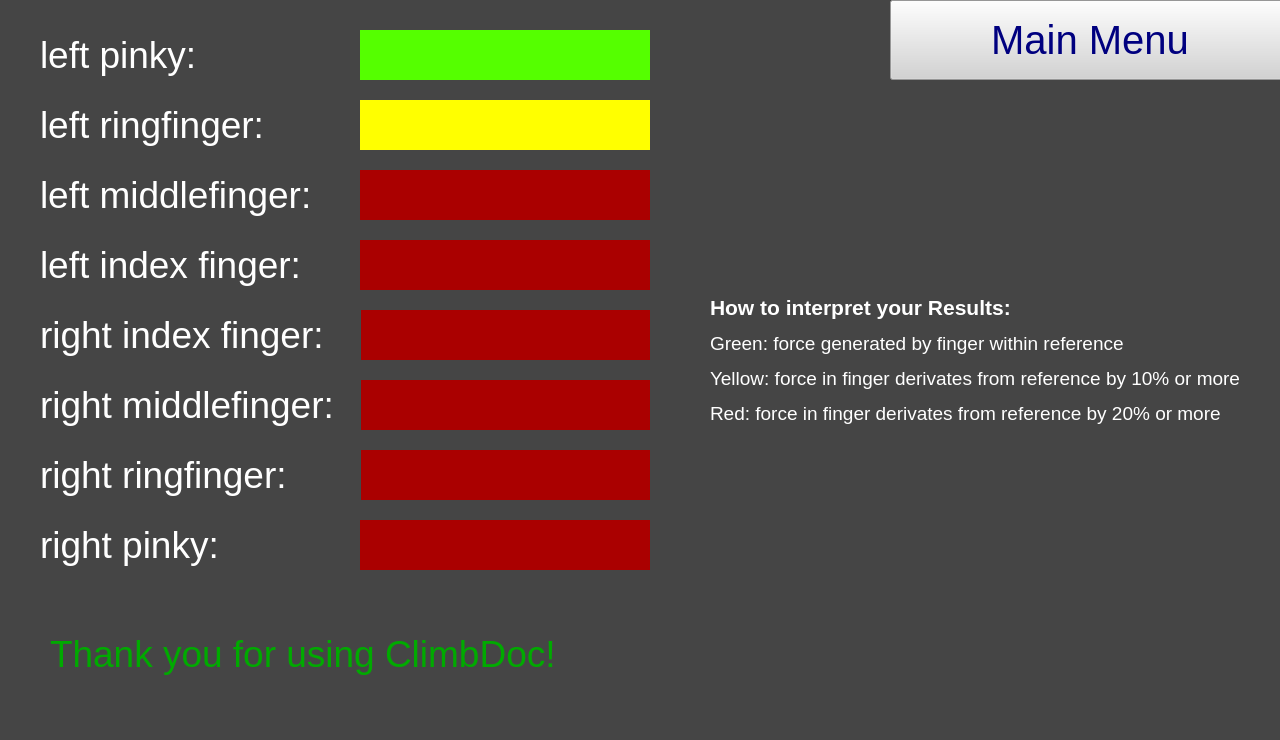
First picture: the form in climbdoc/results.ui, repository Jonasstre/Climbdoc, before the edit.
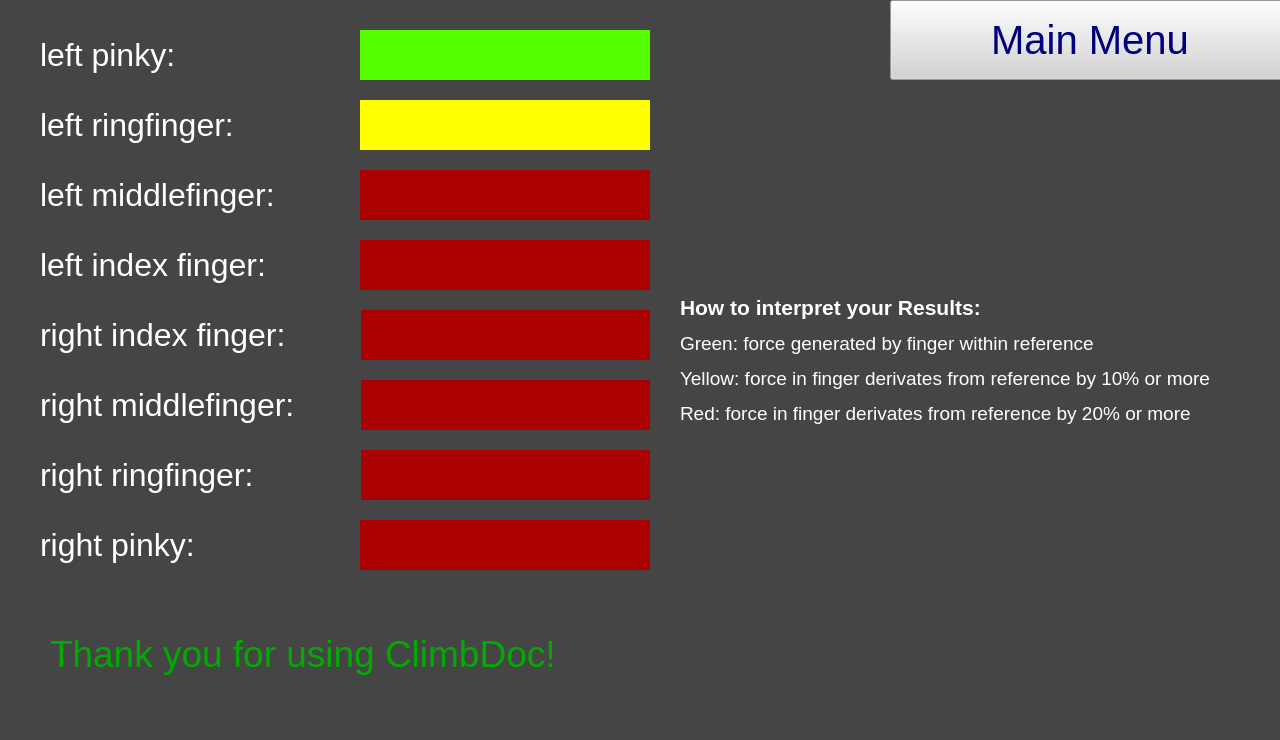
Second picture: the form after the edit.

```diff
--- a/climbdoc/results.ui
+++ b/climbdoc/results.ui
@@ -63,7 +63,7 @@
   <widget class="QLabel" name="label">
    <property name="geometry">
     <rect>
-     <x>710</x>
+     <x>680</x>
      <y>150</y>
      <width>571</width>
      <height>421</height>
@@ -199,7 +199,8 @@
    </property>
    <property name="font">
     <font>
-     <pointsize>28</pointsize>
+     <pointsize>24</pointsize>
+     <bold>false</bold>
     </font>
    </property>
    <property name="styleSheet">
@@ -220,7 +221,8 @@
    </property>
    <property name="font">
     <font>
-     <pointsize>28</pointsize>
+     <pointsize>24</pointsize>
+     <bold>false</bold>
     </font>
    </property>
    <property name="styleSheet">
@@ -241,7 +243,7 @@
    </property>
    <property name="font">
     <font>
-     <pointsize>28</pointsize>
+     <pointsize>24</pointsize>
     </font>
    </property>
    <property name="styleSheet">
@@ -262,7 +264,8 @@
    </property>
    <property name="font">
     <font>
-     <pointsize>28</pointsize>
+     <pointsize>24</pointsize>
+     <bold>false</bold>
     </font>
    </property>
    <property name="styleSheet">
@@ -283,7 +286,8 @@
    </property>
    <property name="font">
     <font>
-     <pointsize>28</pointsize>
+     <pointsize>24</pointsize>
+     <bold>false</bold>
     </font>
    </property>
    <property name="styleSheet">
@@ -304,7 +308,8 @@
    </property>
    <property name="font">
     <font>
-     <pointsize>28</pointsize>
+     <pointsize>24</pointsize>
+     <bold>false</bold>
     </font>
    </property>
    <property name="styleSheet">
@@ -325,7 +330,8 @@
    </property>
    <property name="font">
     <font>
-     <pointsize>28</pointsize>
+     <pointsize>24</pointsize>
+     <bold>false</bold>
     </font>
    </property>
    <property name="styleSheet">
@@ -346,7 +352,8 @@
    </property>
    <property name="font">
     <font>
-     <pointsize>28</pointsize>
+     <pointsize>24</pointsize>
+     <bold>false</bold>
     </font>
    </property>
    <property name="styleSheet">
```
